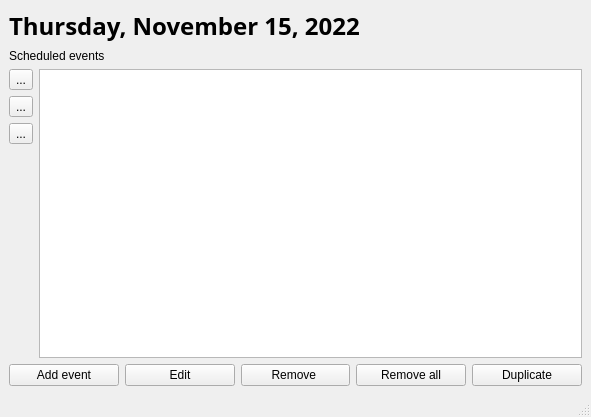
First picture: the form in UlyssesApp/mainwindow.ui, repository EdsilvaEps/Ulysses, before the edit.
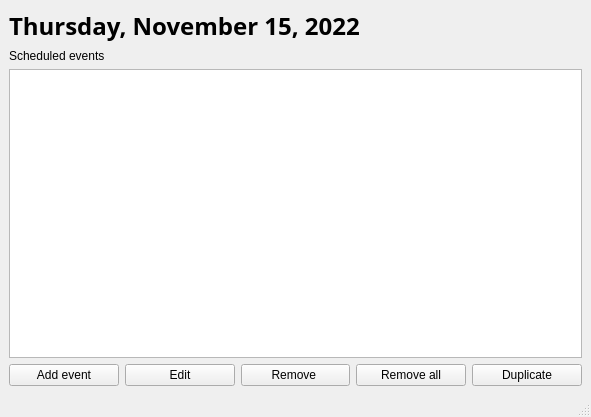
Second picture: the form after the edit. Icons and pictures are not drawn.

Commit message: Remove attempt to put getEvents on EventHandler class. Add visual functionality to select types of event trigger. Add functionality to set event trigger. Create StartupMode class to support types of event trigger

```diff
--- a/UlyssesApp/mainwindow.ui
+++ b/UlyssesApp/mainwindow.ui
@@ -44,51 +44,7 @@
     <item>
      <layout class="QHBoxLayout" name="horizontalLayout_2">
       <item>
-       <layout class="QVBoxLayout" name="verticalLayout_2">
-        <item>
-         <widget class="QToolButton" name="toolButton">
-          <property name="text">
-           <string>...</string>
-          </property>
-          <property name="icon">
-           <iconset theme="list-add"/>
-          </property>
-         </widget>
-        </item>
-        <item>
-         <widget class="QToolButton" name="toolButton_2">
-          <property name="text">
-           <string>...</string>
-          </property>
-          <property name="icon">
-           <iconset theme="list-remove"/>
-          </property>
-         </widget>
-        </item>
-        <item>
-         <widget class="QToolButton" name="toolButton_3">
-          <property name="text">
-           <string>...</string>
-          </property>
-          <property name="icon">
-           <iconset theme="document-properties"/>
-          </property>
-         </widget>
-        </item>
-        <item>
-         <spacer name="verticalSpacer">
-          <property name="orientation">
-           <enum>Qt::Vertical</enum>
-          </property>
-          <property name="sizeHint" stdset="0">
-           <size>
-            <width>20</width>
-            <height>168</height>
-           </size>
-          </property>
-         </spacer>
-        </item>
-       </layout>
+       <layout class="QVBoxLayout" name="verticalLayout_2"/>
       </item>
       <item>
        <widget class="QListWidget" name="listWidget"/>
```
The commit also changes 14 other files.
